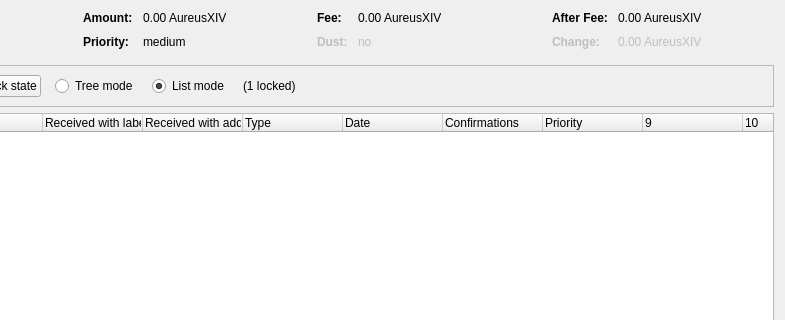
Old version of the form src/qt/forms/coincontroldialog.ui in the repository wqking-misc/AureusXIV; both pictures show x 169 to 954 and y 0 to 320 of the 954 by 500 pixel window.
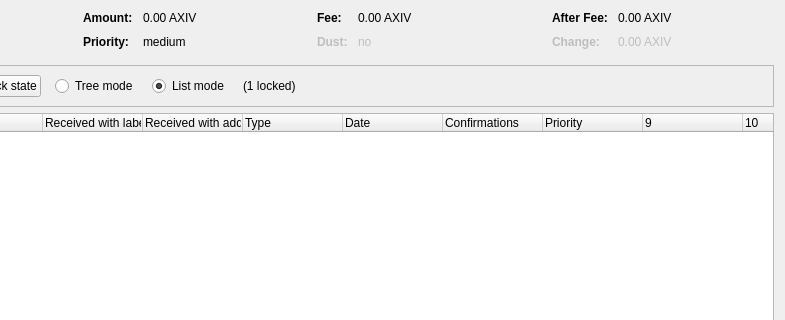
New version of the form. Custom widgets are drawn as their Qt base class.

Commit message: Rebrand Aureusxiv to AXIV

What changed in the file:
```diff
--- a/src/qt/forms/coincontroldialog.ui
+++ b/src/qt/forms/coincontroldialog.ui
@@ -132,7 +132,7 @@
           <enum>Qt::ActionsContextMenu</enum>
          </property>
          <property name="text">
-          <string notr="true">0.00 AureusXIV</string>
+          <string notr="true">0.00 AXIV</string>
          </property>
          <property name="textInteractionFlags">
           <set>Qt::LinksAccessibleByMouse|Qt::TextSelectableByKeyboard|Qt::TextSelectableByMouse</set>
@@ -206,7 +206,7 @@
           <enum>Qt::ActionsContextMenu</enum>
          </property>
          <property name="text">
-          <string notr="true">0.00 AureusXIV</string>
+          <string notr="true">0.00 AXIV</string>
          </property>
          <property name="textInteractionFlags">
           <set>Qt::LinksAccessibleByMouse|Qt::TextSelectableByKeyboard|Qt::TextSelectableByMouse</set>
@@ -286,7 +286,7 @@
           <enum>Qt::ActionsContextMenu</enum>
          </property>
          <property name="text">
-          <string notr="true">0.00 AureusXIV</string>
+          <string notr="true">0.00 AXIV</string>
          </property>
          <property name="textInteractionFlags">
           <set>Qt::LinksAccessibleByMouse|Qt::TextSelectableByKeyboard|Qt::TextSelectableByMouse</set>
@@ -321,7 +321,7 @@
           <enum>Qt::ActionsContextMenu</enum>
          </property>
          <property name="text">
-          <string notr="true">0.00 AureusXIV</string>
+          <string notr="true">0.00 AXIV</string>
          </property>
          <property name="textInteractionFlags">
           <set>Qt::LinksAccessibleByMouse|Qt::TextSelectableByKeyboard|Qt::TextSelectableByMouse</set>
```
The commit also changes 298 other files.
